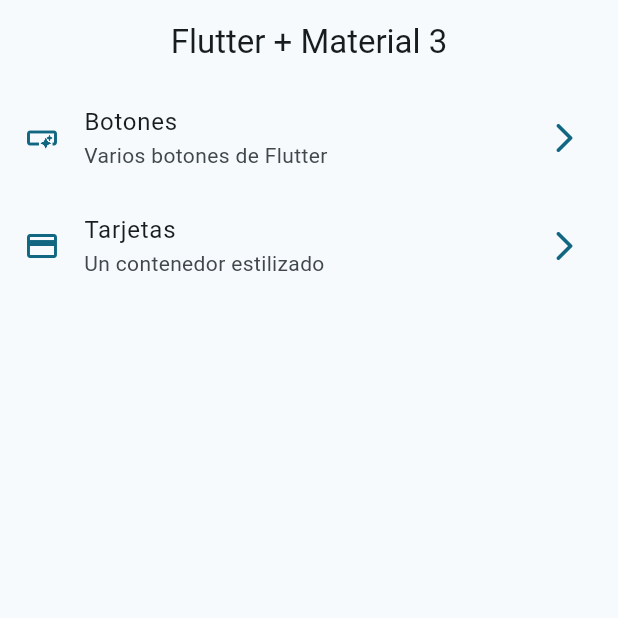
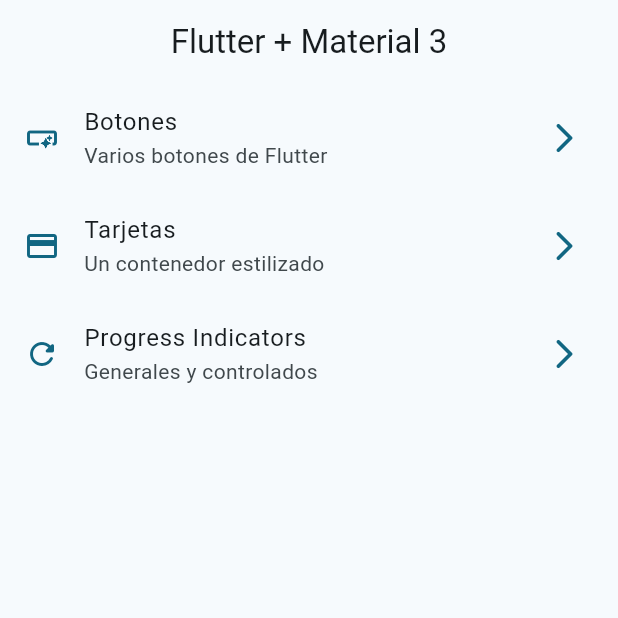
Before and after one commit to FisgHS/widgets_app, a Flutter app: the screen it shows after launch, on a phone screen of 412 x 824 dp, the top half of it. Run offline on Flutter 3.47's test engine with Material 3 defaults, Android fonts, the phone set to English and light mode, and no system bars; our stand-ins replace go_router.

Commit message:
Add progress indicators Circular and linear.

```diff
--- a/lib/config/menu/menu_items.dart
+++ b/lib/config/menu/menu_items.dart
@@ -32,4 +32,11 @@ const appMenuItems = <MenuItem> [
     icon: Icons.credit_card
   ),
 
+  MenuItem(
+    title: 'Progress Indicators',
+    subTitle: 'Generales y controlados',
+    link: '/progress',
+    icon: Icons.refresh_rounded
+  ),
+
 ];
--- a/lib/config/router/app_router.dart
+++ b/lib/config/router/app_router.dart
@@ -24,5 +24,11 @@ final appRouter = GoRouter(
       builder: (context, state) => const CardsScreen(),
     ),
 
+    GoRoute(
+      path: '/progress',
+      name: ProgressScreen.name,
+      builder: (context, state) => const ProgressScreen(),
+    ),
+
   ],
 );
```
Also changed, not shown: lib/presentation/screens/progress/progress_screen.dart (+63 -1 lines).
